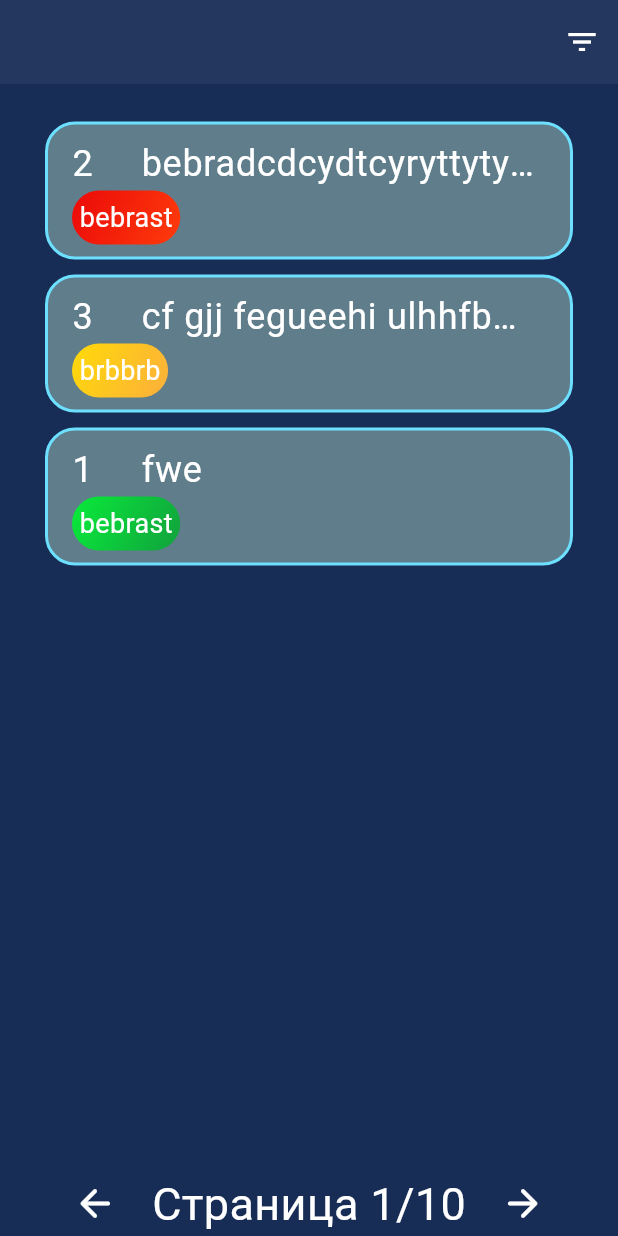
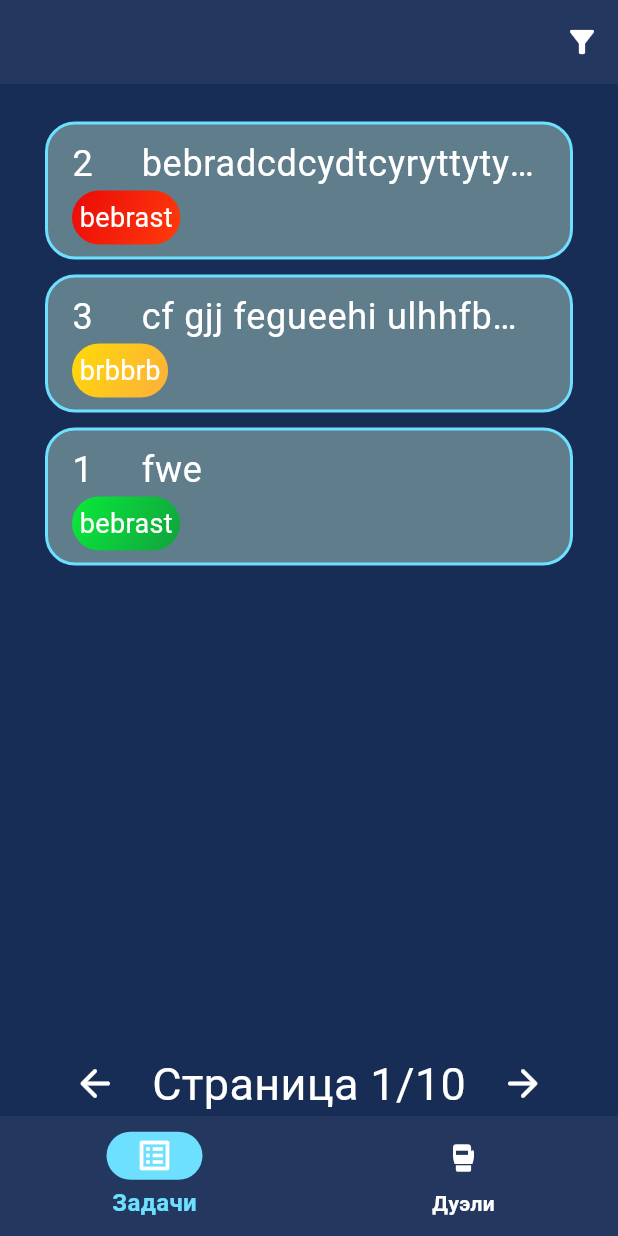
Before and after one commit to artbok/olympics_preparation_client, a Flutter app: the screen it shows after launch, on a phone screen of 412 x 824 dp. Run offline on Flutter 3.47's test engine with Material 3 defaults, Android fonts, the phone set to English and light mode, and no system bars; our stand-ins replace hive, hive_flutter, socket_io_client; accounts and stored records are empty.

Commit message:
navigation

```diff
--- a/lib/user/pages/user_tasks_page.dart
+++ b/lib/user/pages/user_tasks_page.dart
@@ -2,6 +2,7 @@ import "package:flutter/material.dart";
 import 'package:olympics_preparation_client/user/pages/authorisation_page.dart';
 import 'package:olympics_preparation_client/widgets/page_changer.dart';
 import 'package:olympics_preparation_client/widgets/difficulty_indicator.dart';
+import 'package:olympics_preparation_client/widgets/user_navigation.dart';
 import 'package:olympics_preparation_client/user/pages/solve_page.dart';
 
 
@@ -237,12 +238,12 @@ class _UserTasksPage extends State<UserTasksPage> {
       appBar: AppBar(
         actions: [
           IconButton(
-            icon: const Icon(Icons.filter_list),
+            icon: const Icon(Icons.filter_alt,),
             onPressed: () => filterdialog(context),
           ),
         ],
       ),
-      body: FutureBuilder(
+      body: scaffoldWithUserNavigation(0, context, FutureBuilder(
         future: () async {
           List<Map<String, String>> h = [
             {
@@ -326,7 +327,7 @@ class _UserTasksPage extends State<UserTasksPage> {
             );
           }
         },
-      ),
+      ),)
     );
   }
 }
--- /dev/null
+++ b/lib/widgets/user_navigation.dart
@@ -0,0 +1,92 @@
+import 'package:flutter/material.dart';
+import 'package:olympics_preparation_client/user/pages/user_tasks_page.dart';
+import 'package:olympics_preparation_client/user/pages/duels/matchmaking_page.dart';
+import 'package:olympics_preparation_client/user/pages/authorisation_page.dart';
+
+void _onDestinationSelected(BuildContext context, int index) {
+  Widget? page;
+  switch (index) {
+    case 0:
+      page = const UserTasksPage();
+    case 1:
+      page = const MatchmakingPage();
+  }
+  if (page != null) {
+    Navigator.pushReplacement(
+      context,
+      PageRouteBuilder(
+        pageBuilder: (context, animation1, animation2) => page!,
+        transitionDuration: Duration.zero,
+        reverseTransitionDuration: Duration.zero,
+      ),
+    );
+  }
+}
+
+Widget scaffoldWithUserNavigation(
+    int curPage, BuildContext context, Widget body) {
+  if (MediaQuery.of(context).size.width < MediaQuery.of(context).size.height) {
+    return Scaffold(
+      bottomNavigationBar: NavigationBar(
+        destinations: const <NavigationDestination>[
+          NavigationDestination(
+            icon: Icon(Icons.list_alt),
+            label: 'Задачи',
+          ),
+          NavigationDestination(
+            icon: Icon(Icons.sports_mma,),
+            label: 'Дуэли',
+          ),
+        ],
+        selectedIndex: curPage,
+        onDestinationSelected: (index) =>
+            _onDestinationSelected(context, index),
+      ),
+      body:  body
+    );
+  }
+  return Scaffold(
+      body: Row(children: [
+    Column(
+      children: [
+        Expanded(
+          child: NavigationRail(
+            selectedIndex: curPage,
+            groupAlignment: -1.0,
+            labelType: NavigationRailLabelType.all,
+            onDestinationSelected: (index) =>
+                _onDestinationSelected(context, index),
+            destinations: const <NavigationRailDestination>[
+              NavigationRailDestination(
+                icon: Icon(Icons.list_alt),
+                label: Text('Задачи'),
+              ),
+              NavigationRailDestination(
+                icon: Icon(Icons.sports_mma),
+                label: Text('Дуэли'),
+              ),
+            ],
+          ),
+        ),
+        const Divider(),
+        IconButton(
+          icon: const Icon(Icons.logout, size: 40),
+          onPressed: () {
+            Navigator.pushReplacement(
+              context,
+
+              PageRouteBuilder(
+                pageBuilder: (context, animation1, animation2) =>
+                    const LoginPage(),
+                transitionDuration: Duration.zero,
+                reverseTransitionDuration: Duration.zero,
+              ),
+            );
+          },
+        ),
+        const SizedBox(height: 10)
+      ],
+    ),
+    Expanded(child: body)
+  ]));
+}
```
